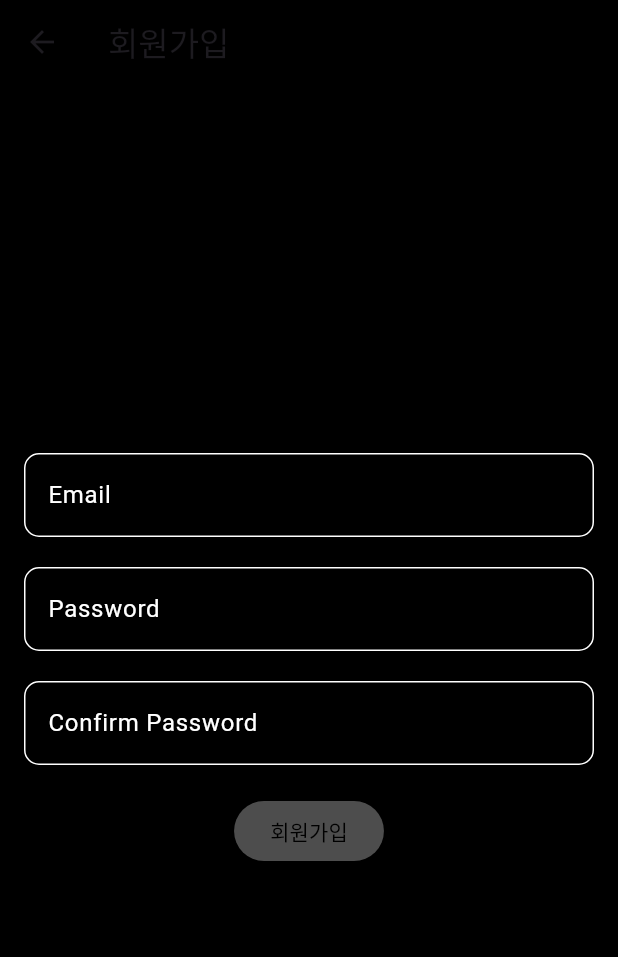
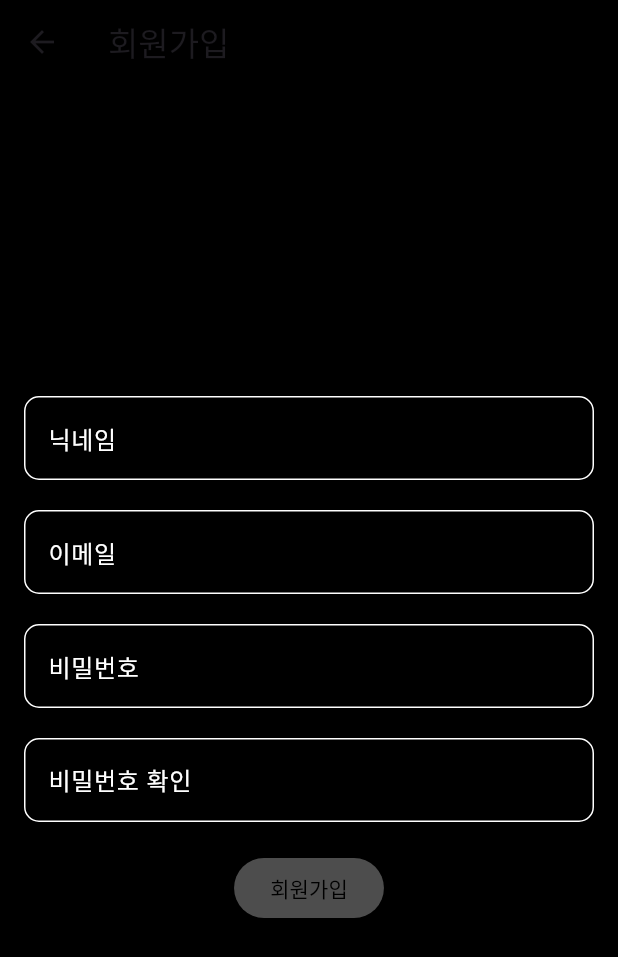
Before and after one commit to my-mini-closet/main_repo, a Flutter app: the RegisterScreen screen opened directly, on a phone screen of 412 x 824 dp. Shown: the top 957 px of the screen. Run offline on Flutter 3.47's test engine with Material 3 defaults, Android fonts, the phone set to English and light mode, and no system bars; our stand-ins replace cached_network_image, cloud_firestore, firebase_core, firebase_storage, image_picker; missing offline and left inert: kakao_flutter_sdk; accounts and stored records are empty.

Commit message:
add login and register

```diff
--- a/lib/screens/login_screen.dart
+++ b/lib/screens/login_screen.dart
@@ -53,7 +53,7 @@ class LoginScreen extends StatelessWidget {
                         TextField(
                           controller: emailController,
                           decoration: InputDecoration(
-                            labelText: 'Email',
+                            labelText: '이메일',
                             labelStyle: TextStyle(color: Colors.black),
                             enabledBorder: OutlineInputBorder(
                               borderRadius: BorderRadius.circular(10),
@@ -70,7 +70,7 @@ class LoginScreen extends StatelessWidget {
                         TextField(
                           controller: passwordController,
                           decoration: InputDecoration(
-                            labelText: 'Password',
+                            labelText: '비밀번호',
                             labelStyle: TextStyle(color: Colors.black),
                             enabledBorder: OutlineInputBorder(
                               borderRadius: BorderRadius.circular(10),
--- a/lib/screens/register_screen.dart
+++ b/lib/screens/register_screen.dart
@@ -4,6 +4,7 @@ class RegisterScreen extends StatelessWidget {
   final TextEditingController emailController = TextEditingController();
   final TextEditingController passwordController = TextEditingController();
   final TextEditingController confirmPasswordController = TextEditingController();
+  final TextEditingController nicknameController = TextEditingController();
 
   @override
   Widget build(BuildContext context) {
@@ -20,9 +21,26 @@ class RegisterScreen extends StatelessWidget {
             mainAxisSize: MainAxisSize.min,
             children: [
               TextField(
+                controller: nicknameController,
+                decoration: InputDecoration(
+                  labelText: '닉네임',
+                  labelStyle: TextStyle(color: Colors.white),
+                  enabledBorder: OutlineInputBorder(
+                    borderRadius: BorderRadius.circular(10),
+                    borderSide: BorderSide(color: Colors.white),
+                  ),
+                  focusedBorder: OutlineInputBorder(
+                    borderRadius: BorderRadius.circular(10),
+                    borderSide: BorderSide(color: Colors.white),
+                  ),
+                ),
+                style: TextStyle(color: Colors.white),
+              ),
+              SizedBox(height: 20),
+              TextField(
                 controller: emailController,
                 decoration: InputDecoration(
-                  labelText: 'Email',
+                  labelText: '이메일',
                   labelStyle: TextStyle(color: Colors.white),
                   enabledBorder: OutlineInputBorder(
                     borderRadius: BorderRadius.circular(10),
@@ -39,7 +57,7 @@ class RegisterScreen extends StatelessWidget {
               TextField(
                 controller: passwordController,
                 decoration: InputDecoration(
-                  labelText: 'Password',
+                  labelText: '비밀번호',
                   labelStyle: TextStyle(color: Colors.white),
                   enabledBorder: OutlineInputBorder(
                     borderRadius: BorderRadius.circular(10),
@@ -57,7 +75,7 @@ class RegisterScreen extends StatelessWidget {
               TextField(
                 controller: confirmPasswordController,
                 decoration: InputDecoration(
-                  labelText: 'Confirm Password',
+                  labelText: '비밀번호 확인',
                   labelStyle: TextStyle(color: Colors.white),
                   enabledBorder: OutlineInputBorder(
                     borderRadius: BorderRadius.circular(10),
@@ -80,12 +98,9 @@ class RegisterScreen extends StatelessWidget {
                   ),
                 ),
                 onPressed: () {
-
                   if (passwordController.text == confirmPasswordController.text) {
-
-                    Navigator.pop(context); // 회원가입 성공시 로그인 화면으로 돌아가기
+                    Navigator.pop(context);
                   } else {
-                    // 비밀번호 불일치 경고
                     showDialog(
                       context: context,
                       builder: (context) => AlertDialog(
```
